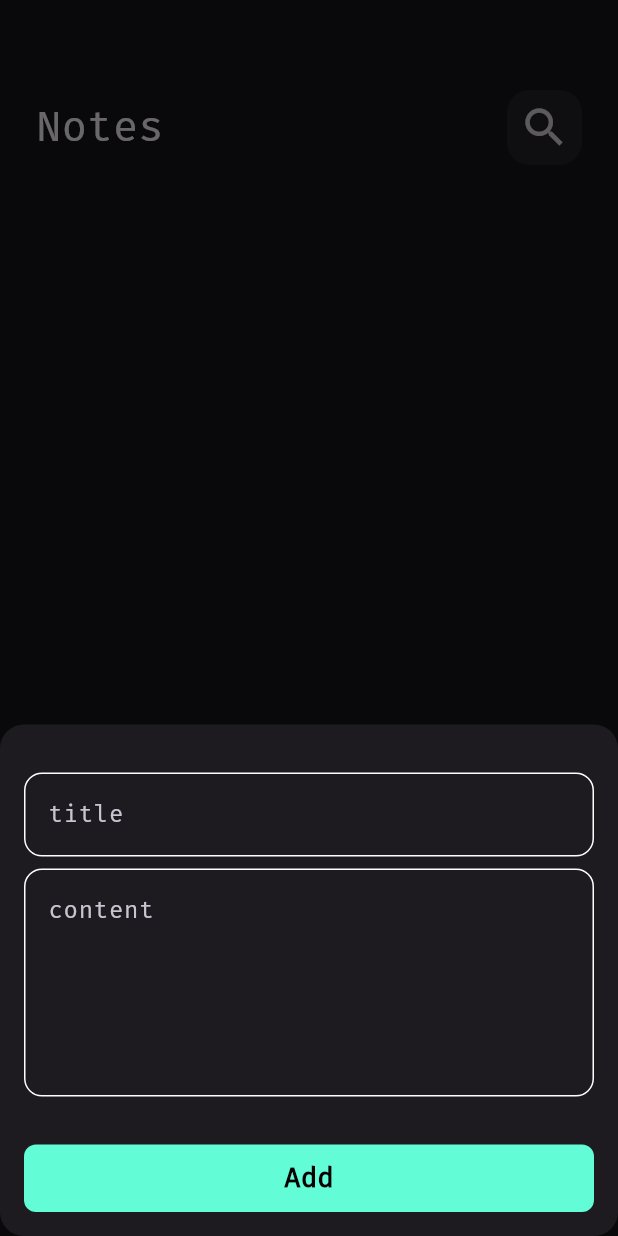
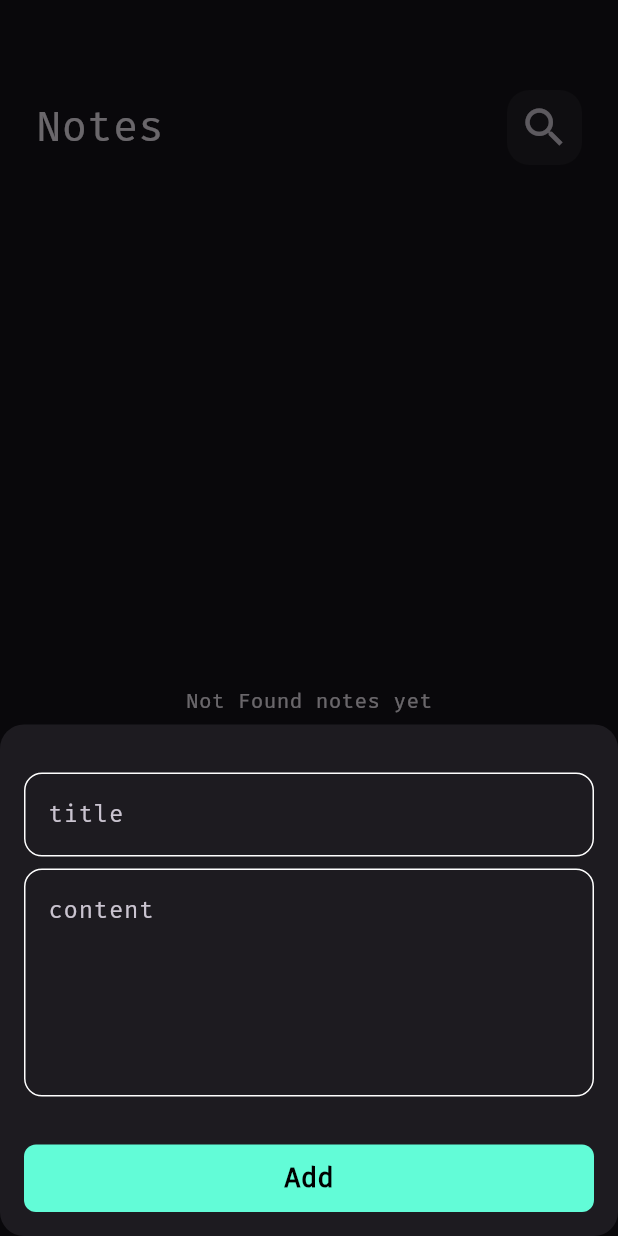
Before and after one commit to JafarKMarouf/notes_app, a Flutter app: the screen it shows after launch, after a tap on the "add" icon, on a phone screen of 412 x 824 dp. Run offline on Flutter 3.47's test engine with Material 3 defaults, Android fonts, the phone set to English and light mode, and no system bars; our stand-ins replace awesome_dialog, flutter_bloc, hive, hive_flutter; missing offline and left inert: awesome_icons; accounts and stored records are empty.

Commit message:
formate date and delete note and refresh notes after delete and add note

```diff
--- a/lib/cubits/show_notes/show_notes_cubit.dart
+++ b/lib/cubits/show_notes/show_notes_cubit.dart
@@ -13,6 +13,7 @@ class ShowNotesCubit extends Cubit<ShowNotesState> {
   fetchNotes() {
     var noteBox = Hive.box<NoteModel>(kNotesBox);
     notes = noteBox.values.toList();
+    emit(ShowNotesSuccess());
 
     // try {
     //   // emit(ShowNotesSuccess(notes: notes));
--- a/lib/cubits/show_notes/show_notes_state.dart
+++ b/lib/cubits/show_notes/show_notes_state.dart
@@ -5,7 +5,7 @@ sealed class ShowNotesState {}
 
 final class ShowNotesInitial extends ShowNotesState {}
 
-// final class ShowNotesLoading extends ShowNotesState {}
+final class ShowNotesSuccess extends ShowNotesState {}
 
 // final class ShowNotesSuccess extends ShowNotesState {
 //   final List<NoteModel> notes;
--- a/lib/views/notes_view.dart
+++ b/lib/views/notes_view.dart
@@ -9,9 +9,7 @@ class NotesView extends StatelessWidget {
 
   @override
   Widget build(BuildContext context) {
-    return BlocProvider(
-      create: (context) => ShowNotesCubit(),
-      child: Scaffold(
+    return Scaffold(
       floatingActionButton: FloatingActionButton(
         onPressed: () {
           showModalBottomSheet(
@@ -27,7 +25,6 @@ class NotesView extends StatelessWidget {
         child: const Icon(Icons.add),
       ),
       body: const NotesViewBody(),
-      ),
     );
   }
 }
--- a/lib/views/widgets/add_bottom_sheet.dart
+++ b/lib/views/widgets/add_bottom_sheet.dart
@@ -4,7 +4,7 @@ import 'package:awesome_dialog/awesome_dialog.dart';
 import 'package:flutter/material.dart';
 import 'package:flutter_bloc/flutter_bloc.dart';
 import 'package:notes_app/cubits/add_notes/add_notes_cubit.dart';
-import 'package:notes_app/views/widgets/custom_form.dart';
+import 'package:notes_app/views/widgets/add_notes.dart';
 
 class AddBottomSheet extends StatefulWidget {
   const AddBottomSheet({super.key});
@@ -42,7 +42,7 @@ class _AddBottomSheetState extends State<AddBottomSheet> {
           },
           builder: (context, state) {
             return const SingleChildScrollView(
-              child: CustomeForm(
+              child: AddNoteView(
                 nameButton: 'Add',
               ),
             );
--- a/lib/views/widgets/custom_form.dart
+++ b/lib/views/widgets/add_notes.dart
@@ -1,18 +1,20 @@
 import 'package:flutter/material.dart';
 import 'package:flutter_bloc/flutter_bloc.dart';
+import 'package:intl/intl.dart';
 import 'package:notes_app/cubits/add_notes/add_notes_cubit.dart';
+import 'package:notes_app/cubits/show_notes/show_notes_cubit.dart';
 import 'package:notes_app/models/note_model/note_model.dart';
 import 'package:notes_app/views/widgets/custom_button.dart';
 import 'package:notes_app/views/widgets/custom_text_form_field.dart';
 
-class CustomeForm extends StatefulWidget {
-  const CustomeForm({super.key, required this.nameButton});
+class AddNoteView extends StatefulWidget {
+  const AddNoteView({super.key, required this.nameButton});
   final String nameButton;
   @override
-  State<CustomeForm> createState() => _CustomeFormState();
+  State<AddNoteView> createState() => _AddNoteViewState();
 }
 
-class _CustomeFormState extends State<CustomeForm> {
+class _AddNoteViewState extends State<AddNoteView> {
   GlobalKey<FormState> formKey = GlobalKey<FormState>();
   AutovalidateMode autovalidate = AutovalidateMode.disabled;
   String? title, subTitle;
@@ -51,15 +53,19 @@ class _CustomeFormState extends State<CustomeForm> {
               isLoading: state is AddNotesLoading ? true : false,
               name: widget.nameButton,
               onTap: () {
+                var currentDateTime = DateTime.now();
+                var formatCurrentDateTime = DateFormat('yy / mm / dd').format(currentDateTime);
                 if (formKey.currentState!.validate()) {
                   formKey.currentState!.save();
                   var note = NoteModel(
                     title: title!,
                     subTitle: subTitle!,
-                    date: DateTime.now().toString(),
-                    color: 34,
+                    date: formatCurrentDateTime.toString(),
+                    color: Colors.orangeAccent.value ,
                   );
                   BlocProvider.of<AddNotesCubit>(context).addNotes(note);
+                  BlocProvider.of<ShowNotesCubit>(context).fetchNotes();
+
                 } else {
                   autovalidate = AutovalidateMode.always;
                   setState(() {});
--- a/lib/views/widgets/custome_listview_item.dart
+++ b/lib/views/widgets/custome_listview_item.dart
@@ -14,10 +14,9 @@ class CustomeListViewItem extends StatelessWidget {
       builder: (context, state) {
         List<NoteModel> notes =
             BlocProvider.of<ShowNotesCubit>(context).notes ?? [];
-        print('=============notes length ${notes.length} ========');
         return Padding(
           padding: const EdgeInsets.symmetric(vertical: 16.0),
-          child: ListView.builder(
+          child:notes.isNotEmpty ?  ListView.builder(
             padding: EdgeInsets.zero,
             itemCount: notes.length,
             itemBuilder: (context, index) {
@@ -25,9 +24,11 @@ class CustomeListViewItem extends StatelessWidget {
                 padding:const EdgeInsets.symmetric(vertical: 8),
                 child: CustomeNoteItem(
                   note: notes[index],
-                ),
+                ) ,
               );
             },
+          ): const Center(
+            child:Text('Not Found notes yet')
           ),
         );
       },
--- a/lib/views/widgets/edit_notes_view_body.dart
+++ b/lib/views/widgets/edit_notes_view_body.dart
@@ -1,5 +1,5 @@
 import 'package:flutter/material.dart';
-import 'package:notes_app/views/widgets/custom_form.dart';
+import 'package:notes_app/views/widgets/add_notes.dart';
 import 'package:notes_app/views/widgets/customer_app_bar.dart';
 
 class EditNotesViewBody extends StatefulWidget {
@@ -22,7 +22,7 @@ class _EditNotesViewBodyState extends State<EditNotesViewBody> {
           children:[
             SizedBox(height: 60,),
             CustomeAppBar(title: 'Edit Notes', icon: Icons.check,),
-            CustomeForm(nameButton: 'Edit'),
+            AddNoteView(nameButton: 'Edit'),
           ],
         ),
       ),
--- a/pubspec.yaml
+++ b/pubspec.yaml
@@ -19,6 +19,7 @@ dependencies:
   flutter_bloc: ^8.1.4
   modal_progress_hud_nsn: ^0.5.0
   awesome_dialog: ^3.2.0
+  intl: ^0.19.0
 
 dev_dependencies:
   hive_generator: ^2.0.1
```
Also changed, not shown: lib/views/widgets/custome_note_item.dart (+7 -2 lines), pubspec.lock. Lines whose indentation alone changed are shown as unchanged.
